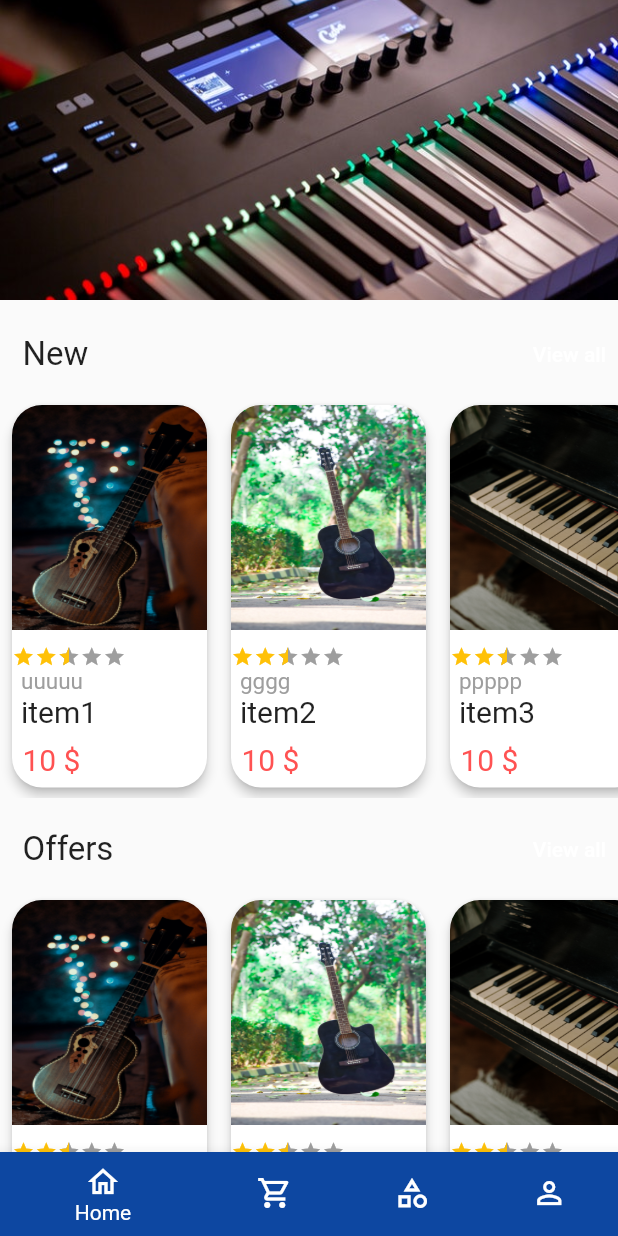
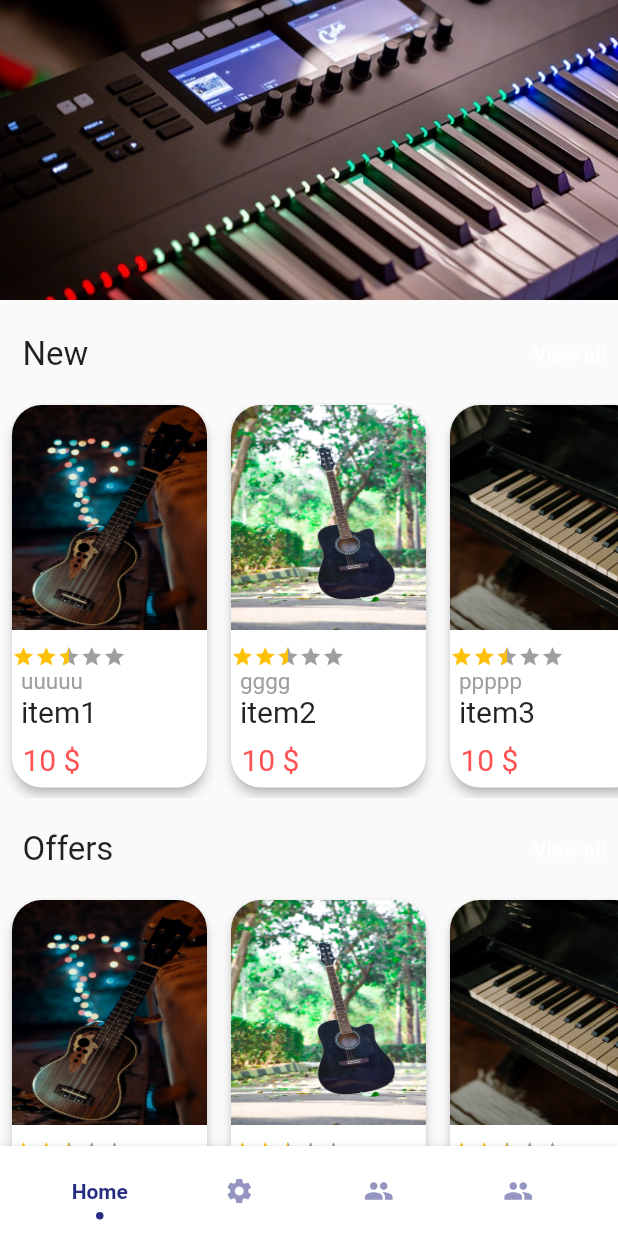
Before and after one commit to joe27beee/yanni-store, a Flutter app: the screen it shows after launch, on a phone screen of 412 x 824 dp. Run offline on Flutter 3.47's test engine with Material 2 defaults, Android fonts, the light colour scheme and no system bars; drawn by our look-alikes of flutter_rating_bar; our stand-ins replace dio, firebase_auth, firebase_core, flutter_form_builder, flutter_svg, font_awesome_flutter and 3 more; accounts and stored records are empty; network calls fail.

Commit message:
animation botton nav bar

```diff
--- /dev/null
+++ b/lib/main/botton_nav_bar.dart
@@ -0,0 +1,245 @@
+import 'package:flutter/widgets.dart';
+import 'package:flutter/material.dart';
+
+class FlashyTabBar extends StatelessWidget {
+  final int selectedIndex;
+  final double height;
+  final double iconSize;
+  final Color backgroundColor;
+  final bool showElevation;
+  final Duration animationDuration;
+  final Curve animationCurve;
+  final List<BoxShadow> shadows;
+  final List<FlashyTabBarItem> items;
+  final ValueChanged<int> onItemSelected;
+
+  FlashyTabBar({
+    Key? key,
+    this.selectedIndex = 0,
+    this.height = 60,
+    this.showElevation = true,
+    this.iconSize = 20,
+    required this.backgroundColor,
+    this.animationDuration = const Duration(milliseconds: 170),
+    this.animationCurve = Curves.linear,
+    this.shadows = const [
+      BoxShadow(
+        color: Colors.black12,
+        blurRadius: 3,
+      ),
+    ],
+    required this.items,
+    required this.onItemSelected,
+  }) : super(key: key) {
+    assert(items != null);
+    assert(height >= 55 && height <= 100);
+    assert(items.length >= 2 && items.length <= 5);
+    assert(onItemSelected != null);
+  }
+
+  @override
+  Widget build(BuildContext context) {
+    final bg = (backgroundColor == null)
+        ? Theme.of(context).bottomAppBarColor
+        : backgroundColor;
+
+    return Container(
+      decoration: BoxDecoration(
+        color: bg,
+        boxShadow: showElevation ? shadows : [],
+      ),
+      child: SafeArea(
+        child: Container(
+          width: double.infinity,
+          height: height,
+          padding: const EdgeInsets.symmetric(vertical: 6, horizontal: 20),
+          child: Row(
+            mainAxisAlignment: MainAxisAlignment.spaceBetween,
+            children: items.map((item) {
+              var index = items.indexOf(item);
+              return Expanded(
+                child: GestureDetector(
+                  onTap: () => onItemSelected(index),
+                  child: _FlashTabBarItem(
+                    item: item,
+                    tabBarHeight: height,
+                    iconSize: iconSize,
+                    isSelected: index == selectedIndex,
+                    backgroundColor: bg,
+                    animationDuration: animationDuration,
+                    animationCurve: animationCurve,
+                  ),
+                ),
+              );
+            }).toList(),
+          ),
+        ),
+      ),
+    );
+  }
+}
+
+class FlashyTabBarItem {
+  final Icon icon;
+  final Text title;
+
+  Color activeColor;
+  Color inactiveColor;
+
+  FlashyTabBarItem({
+    required this.icon,
+    required this.title,
+    this.activeColor = const Color(0xff272e81),
+    this.inactiveColor = const Color(0xff9496c1),
+  }) {
+    assert(icon != null);
+    assert(title != null);
+  }
+}
+
+class _FlashTabBarItem extends StatelessWidget {
+  final double tabBarHeight;
+  final double iconSize;
+
+  final FlashyTabBarItem item;
+
+  final bool isSelected;
+  final Color backgroundColor;
+  final Duration animationDuration;
+  final Curve animationCurve;
+
+  const _FlashTabBarItem(
+      {Key? key,
+      required this.item,
+      required this.isSelected,
+      required this.tabBarHeight,
+      required this.backgroundColor,
+      required this.animationDuration,
+      required this.animationCurve,
+      required this.iconSize})
+      : assert(isSelected != null),
+        assert(item != null),
+        assert(backgroundColor != null),
+        assert(animationDuration != null),
+        assert(animationCurve != null),
+        assert(iconSize != null),
+        super(key: key);
+
+  @override
+  Widget build(BuildContext context) {
+    return Container(
+        color: backgroundColor,
+        height: double.maxFinite,
+        child: Stack(
+          clipBehavior: Clip.hardEdge,
+          alignment: Alignment.center,
+          children: <Widget>[
+            AnimatedAlign(
+              duration: animationDuration,
+              child: AnimatedOpacity(
+                  opacity: isSelected ? 1.0 : 1.0,
+                  duration: animationDuration,
+                  child: IconTheme(
+                    data: IconThemeData(
+                        size: iconSize,
+                        color: isSelected
+                            ? item.activeColor.withOpacity(1)
+                            : item.inactiveColor == null
+                                ? item.activeColor
+                                : item.inactiveColor),
+                    child: item.icon,
+                  )),
+              alignment: isSelected ? Alignment.topCenter : Alignment.center,
+            ),
+            AnimatedPositioned(
+              curve: animationCurve,
+              duration: animationDuration,
+              top: isSelected ? -2.0 * iconSize : tabBarHeight / 4,
+              child: Column(
+                mainAxisAlignment: MainAxisAlignment.center,
+                children: <Widget>[
+                  SizedBox(
+                    width: iconSize,
+                    height: iconSize,
+                  ),
+                  CustomPaint(
+                    child: SizedBox(
+                      width: 80,
+                      height: iconSize,
+                    ),
+                    painter: _CustomPath(backgroundColor),
+                  )
+                ],
+              ),
+            ),
+            AnimatedAlign(
+                alignment:
+                    isSelected ? Alignment.center : Alignment.bottomCenter,
+                duration: animationDuration,
+                curve: animationCurve,
+                child: AnimatedOpacity(
+                    opacity: isSelected ? 1.0 : 0.0,
+                    duration: animationDuration,
+                    child: DefaultTextStyle.merge(
+                      style: TextStyle(
+                        color: item.activeColor,
+                        fontWeight: FontWeight.bold,
+                      ),
+                      child: item.title,
+                    ))),
+            Positioned(
+                bottom: 0,
+                child: CustomPaint(
+                  child: SizedBox(
+                    width: 80,
+                    height: iconSize,
+                  ),
+                  painter: _CustomPath(backgroundColor),
+                )),
+            Align(
+              alignment: Alignment.bottomCenter,
+              child: AnimatedOpacity(
+                  duration: animationDuration,
+                  opacity: isSelected ? 1.0 : 0.0,
+                  child: Container(
+                    width: 5,
+                    height: 5,
+                    alignment: Alignment.bottomCenter,
+                    margin: const EdgeInsets.all(5),
+                    decoration: BoxDecoration(
+                      color: item.activeColor,
+                      borderRadius: BorderRadius.circular(2.5),
+                    ),
+                  )),
+            )
+          ],
+        ));
+  }
+}
+
+class _CustomPath extends CustomPainter {
+  final Color backgroundColor;
+
+  _CustomPath(this.backgroundColor);
+
+  @override
+  void paint(Canvas canvas, Size size) {
+    Path path = Path();
+    Paint paint = Paint();
+
+    path.lineTo(0, 0);
+    path.lineTo(0, 2.0 * size.height);
+    path.lineTo(1.0 * size.width, 2.0 * size.height);
+    path.lineTo(1.0 * size.width, 1.0 * size.height);
+    path.lineTo(0, 0);
+    path.close();
+
+    paint.color = backgroundColor;
+    canvas.drawPath(path, paint);
+  }
+
+  @override
+  bool shouldRepaint(CustomPainter oldDelegate) {
+    return oldDelegate != this;
+  }
+}
--- a/lib/main/main_page.dart
+++ b/lib/main/main_page.dart
@@ -7,6 +7,7 @@ import 'package:yanni_store/accuonts/signin_page.dart';
 import 'package:yanni_store/categories/category_page.dart';
 import 'package:yanni_store/home/home_page.dart';
 import 'package:yanni_store/store/store_page.dart';
+import 'botton_nav_bar.dart';
 import 'nav_controller.dart';
 
 class MainPage extends StatelessWidget {
@@ -22,58 +23,99 @@ class MainPage extends StatelessWidget {
             //   child: Icon(Icons.search),
             //   onPressed: () {},
             // ),
-          body: SafeArea(
-            child: IndexedStack(
-              index: controller.tabIndex,
-              children: [
-                HomePage(),
-                StorePage(),
-                CategoryPage(),
-                // SignInPage(),
-                CustomerSigninPage()
-              ],
+            body: SafeArea(child: _body()
+                // IndexedStack(
+                //   index: controller.tabIndex,
+                //   children: [
+                //     HomePage(),
+                //     StorePage(),
+                //     CategoryPage(),
+                //     CustomerSigninPage()
+                //   ],
+                // ),
                 ),
-          ),
-          bottomNavigationBar: BottomNavigationBar(
-            onTap: controller.onTab,
-            currentIndex: controller.tabIndex,
-            items: [
-              BottomNavigationBarItem(
-                backgroundColor: Colors.blue[900],
-                icon: Icon(
-                  Icons.home_outlined,
-                  color: Colors.white,
-                ),
-                label: 'Home',
-              ),
-              BottomNavigationBarItem(
-                backgroundColor: Colors.blue[900],
-                icon: Icon(
-                  Icons.shopping_cart_outlined,
-                  color: Colors.white,
-                ),
-                label: 'Store',
-              ),
-              BottomNavigationBarItem(
-                backgroundColor: Colors.blue[900],
-                icon: Icon(
-                  Icons.category_outlined,
-                  color: Colors.white,
-                ),
-                label: 'categories',
-              ),
-              BottomNavigationBarItem(
-                backgroundColor: Colors.blue[900],
-                icon: Icon(
-                  Icons.person_outline,
-                  color: Colors.white,
-                ),
-                label: 'Account',
-              ),
-            ],
-          ),
+            bottomNavigationBar: _bottonNavBar()
+            //  BottomNavigationBar(
+            //   onTap: controller.onTab,
+            //   currentIndex: controller.tabIndex,
+            //   items: [
+            //     BottomNavigationBarItem(
+            //       backgroundColor: Colors.blue[900],
+            //       icon: Icon(
+            //         Icons.home_outlined,
+            //         color: Colors.white,
+            //       ),
+            //       label: 'Home',
+            //     ),
+            //     BottomNavigationBarItem(
+            //       backgroundColor: Colors.blue[900],
+            //       icon: Icon(
+            //         Icons.shopping_cart_outlined,
+            //         color: Colors.white,
+            //       ),
+            //       label: 'Store',
+            //     ),
+            //     BottomNavigationBarItem(
+            //       backgroundColor: Colors.blue[900],
+            //       icon: Icon(
+            //         Icons.category_outlined,
+            //         color: Colors.white,
+            //       ),
+            //       label: 'categories',
+            //     ),
+            //     BottomNavigationBarItem(
+            //       backgroundColor: Colors.blue[900],
+            //       icon: Icon(
+            //         Icons.person_outline,
+            //         color: Colors.white,
+            //       ),
+            //       label: 'Account',
+            //     ),
+            //   ],
+            // ),
             );
       },
     );
   }
+
+  Widget _body() {
+    List<Widget> pages = [
+      HomePage(),
+      StorePage(),
+      CategoryPage(),
+      CustomerSigninPage()
+    ];
+    return IndexedStack(
+      index: navController.tabIndex,
+      children: pages,
+    );
   }
+
+  Widget _bottonNavBar() {
+    return FlashyTabBar(
+        selectedIndex: navController.tabIndex,
+        animationCurve: Curves.linear,
+        backgroundColor: Colors.white,
+        items: <FlashyTabBarItem>[
+          FlashyTabBarItem(
+            icon: const Icon(Icons.apps),
+            title: const Text('Home'),
+          ),
+          FlashyTabBarItem(
+            icon: const Icon(Icons.settings),
+            title: const Text('Settings'),
+          ),
+          FlashyTabBarItem(
+            icon: const Icon(Icons.people),
+            title: const Text('Profile'),
+          ),
+          FlashyTabBarItem(
+            icon: const Icon(Icons.people),
+            title: const Text('Profile'),
+          )
+        ],
+        onItemSelected: (index) {
+          navController.onTab(index);
+        });
+  }
+}
```
Also changed, not shown: pubspec.lock. Lines whose indentation alone changed are shown as unchanged.
